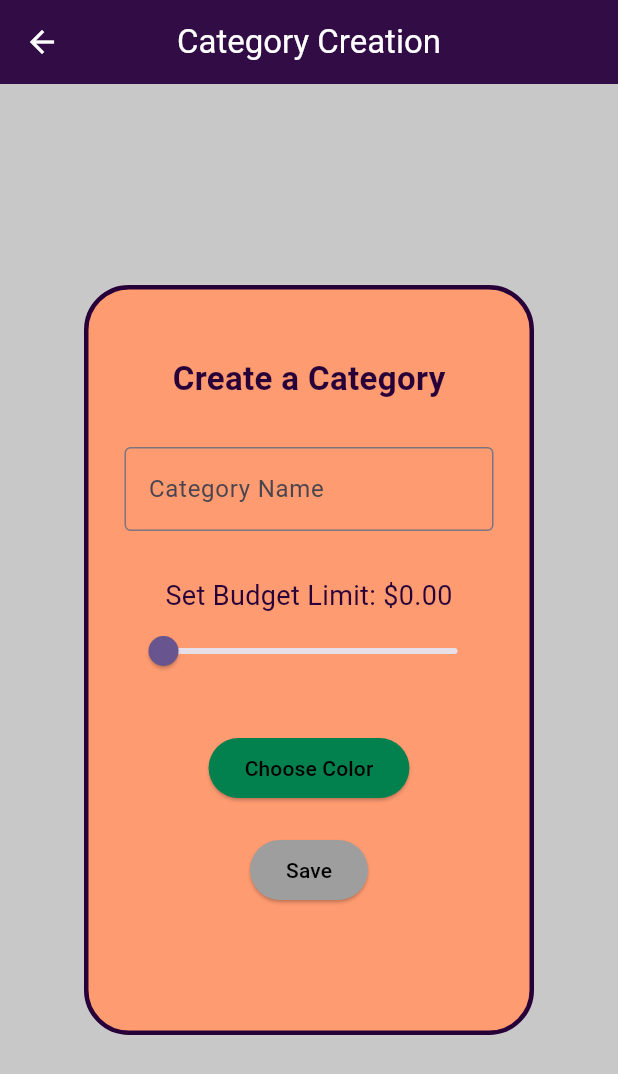
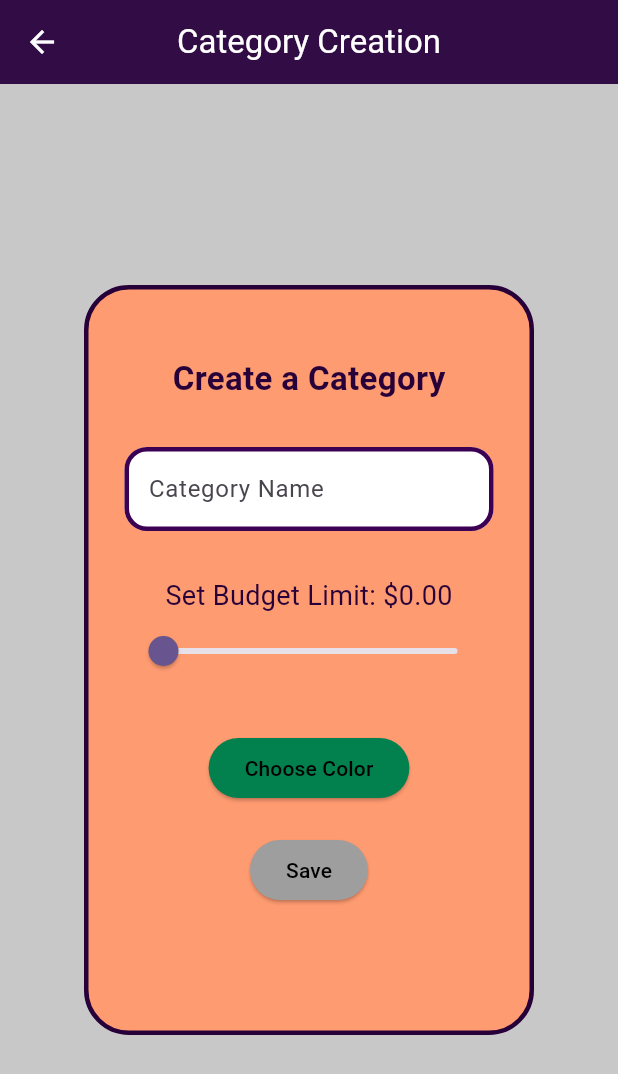
Before and after one commit to Cos229-239/2025_09_Team3, a Flutter app: the CategoryCreation screen opened directly, on a phone screen of 412 x 824 dp. Shown: the top 1074 px of the screen. Run offline on Flutter 3.47's test engine with Material 3 defaults, Android fonts, the phone set to English and light mode, and no system bars; our stand-ins replace fl_chart, flutter_colorpicker, shared_preferences, sqflite; missing offline and left inert: bcrypt; accounts and stored records are empty.

Commit message:
Changed aesthetics of category creation

```diff
--- a/pocketbook/lib/category_creation.dart
+++ b/pocketbook/lib/category_creation.dart
@@ -109,10 +109,26 @@ class _CategoryCreationState extends State<CategoryCreation> {
                 const SizedBox(height: 30),
                 TextFormField(
                   controller: _categoryNameController,
-                  decoration: const InputDecoration(
-                    border: OutlineInputBorder(),
+                  decoration: InputDecoration(
+                    border: const OutlineInputBorder(),
+                    filled: true,
+                    fillColor: Colors.white,
                     labelText: 'Category Name',
                     hintText: 'Enter category name',
+                     enabledBorder: OutlineInputBorder(
+                              borderSide: const BorderSide(
+                                color: Color(0xFF3B0054),
+                                width: 3,
+                              ),
+                              borderRadius: BorderRadius.circular(15),
+                            ),
+                            focusedBorder: OutlineInputBorder(
+                              borderSide: const BorderSide(
+                                color: Color.fromARGB(255, 117, 20, 158),
+                                width: 3,
+                              ),
+                              borderRadius: BorderRadius.circular(15),
+                            ),
                   ),
                 ),
                 const SizedBox(height: 30),
```
